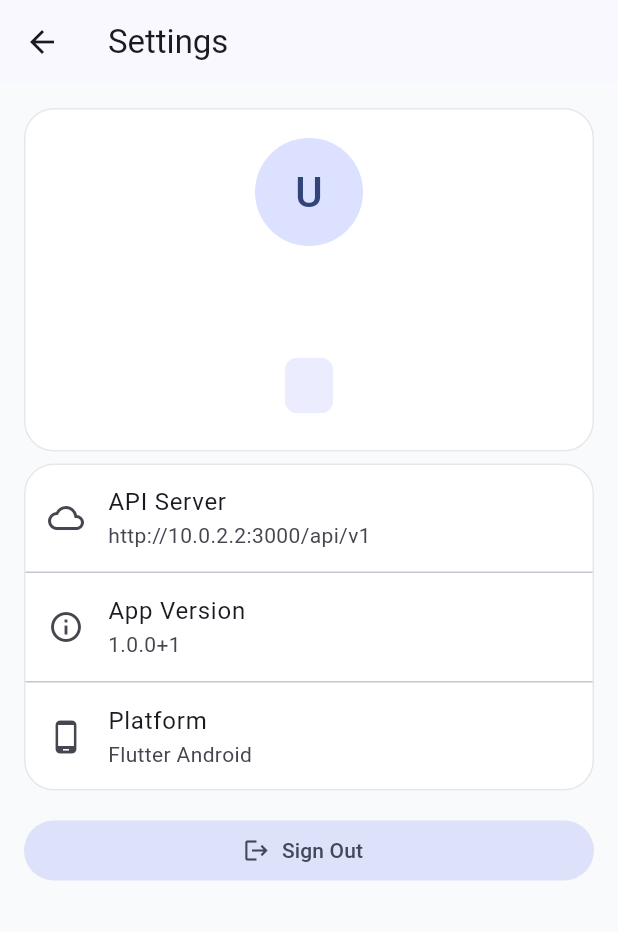
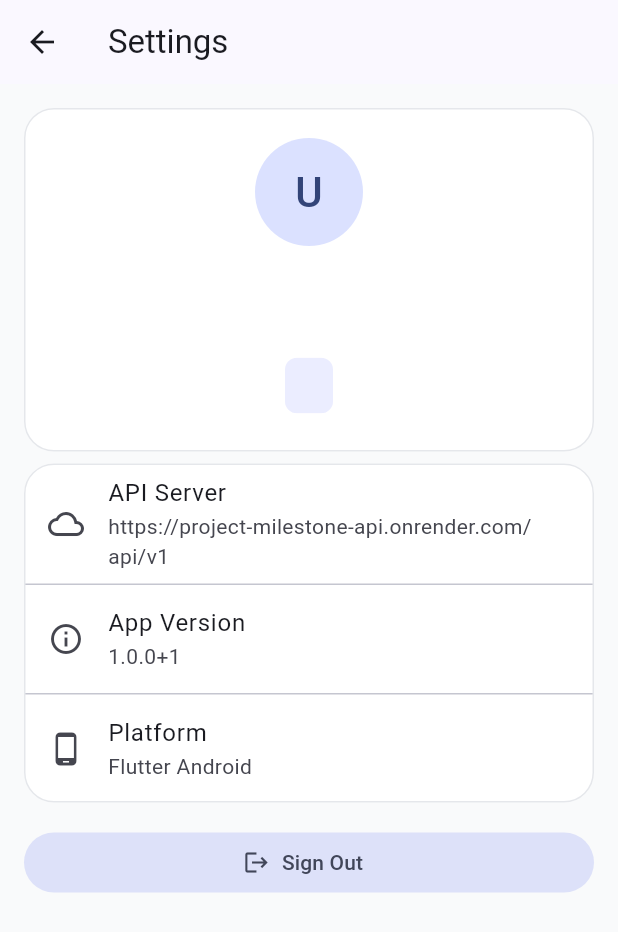
Before and after one commit to malangwa/project-milestone, a Flutter app: the SettingsPage screen opened by its route, on a phone screen of 412 x 824 dp. Shown: the top 932 px of the screen. Run offline on Flutter 3.47's test engine with Material 3 defaults, Android fonts, the phone set to English and light mode, and no system bars; our stand-ins replace dio, flutter_secure_storage; accounts and stored records are empty.

Commit message:
feat: point Android app to production Render backend
Default API URL now uses the deployed Render backend instead of
localhost. For local dev, pass --dart-define=API_BASE_URL=...

Made-with: Cursor

```diff
--- a/mobile/lib/config/api_config.dart
+++ b/mobile/lib/config/api_config.dart
@@ -2,18 +2,24 @@ import 'dart:io';
 
 class ApiConfig {
   static const String _definedBaseUrl = String.fromEnvironment('API_BASE_URL');
+
+  static const String productionUrl =
+      'https://project-milestone-api.onrender.com/api/v1';
 
   static String get baseUrl {
     if (_definedBaseUrl.isNotEmpty) {
       return _definedBaseUrl;
     }
 
+    // Use production Render backend by default.
+    // For local development, build with:
+    //   flutter run --dart-define=API_BASE_URL=http://10.0.2.2:3000/api/v1
     if (Platform.isAndroid) {
-      return 'http://10.0.2.2:3000/api/v1';
+      return productionUrl;
     }
 
-    return 'http://localhost:3000/api/v1';
+    return productionUrl;
   }
 
-  static const Duration timeout = Duration(seconds: 15);
+  static const Duration timeout = Duration(seconds: 30);
 }
```
